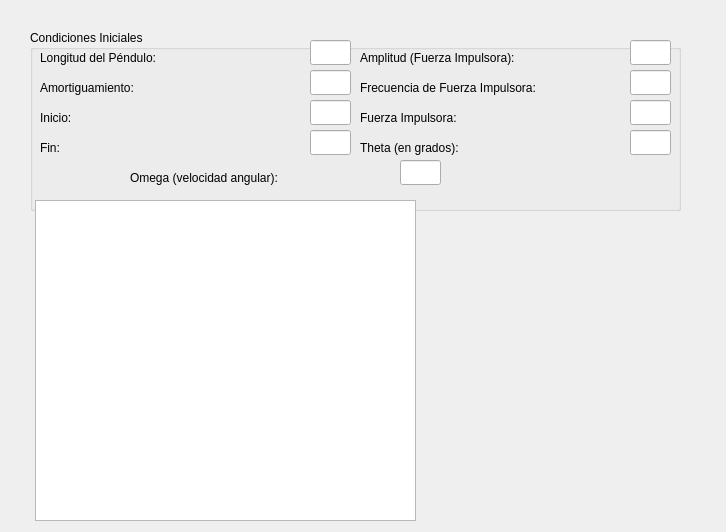
Before: the Qt Designer form DataInput.ui in Raimmaster/PendulumSimulator, drawn with Qt 5.
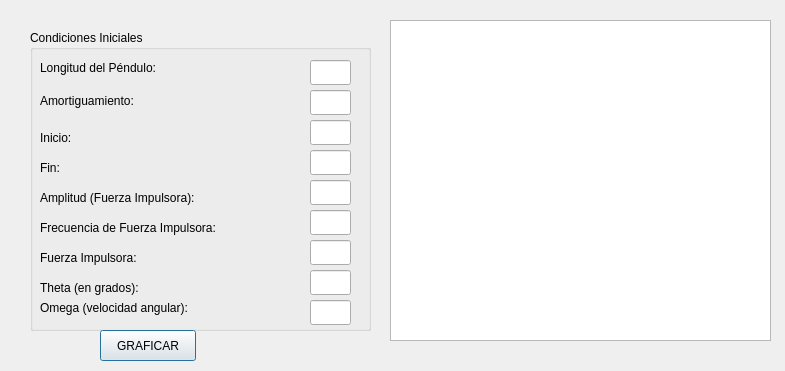
After: the same form once the commit is applied.

Commit message: Data Input

```diff
--- a/DataInput.ui
+++ b/DataInput.ui
@@ -6,8 +6,8 @@
    <rect>
     <x>0</x>
     <y>0</y>
-    <width>726</width>
-    <height>532</height>
+    <width>785</width>
+    <height>371</height>
    </rect>
   </property>
   <property name="windowTitle">
@@ -18,8 +18,8 @@
     <rect>
      <x>30</x>
      <y>30</y>
-     <width>651</width>
-     <height>181</height>
+     <width>341</width>
+     <height>301</height>
     </rect>
    </property>
    <property name="title">
@@ -29,7 +29,7 @@
     <property name="geometry">
      <rect>
       <x>10</x>
-      <y>20</y>
+      <y>30</y>
       <width>141</width>
       <height>16</height>
      </rect>
@@ -42,7 +42,7 @@
     <property name="geometry">
      <rect>
       <x>280</x>
-      <y>10</y>
+      <y>30</y>
       <width>41</width>
       <height>25</height>
      </rect>
@@ -52,9 +52,9 @@
     <property name="geometry">
      <rect>
       <x>10</x>
-      <y>50</y>
+      <y>60</y>
       <width>141</width>
-      <height>16</height>
+      <height>21</height>
      </rect>
     </property>
     <property name="text">
@@ -64,8 +64,8 @@
    <widget class="QLabel" name="label_3">
     <property name="geometry">
      <rect>
-      <x>330</x>
-      <y>20</y>
+      <x>10</x>
+      <y>160</y>
       <width>231</width>
       <height>16</height>
      </rect>
@@ -77,8 +77,8 @@
    <widget class="QLabel" name="label_4">
     <property name="geometry">
      <rect>
-      <x>330</x>
-      <y>50</y>
+      <x>10</x>
+      <y>190</y>
       <width>231</width>
       <height>16</height>
      </rect>
@@ -91,7 +91,7 @@
     <property name="geometry">
      <rect>
       <x>10</x>
-      <y>80</y>
+      <y>100</y>
       <width>231</width>
       <height>16</height>
      </rect>
@@ -104,7 +104,7 @@
     <property name="geometry">
      <rect>
       <x>10</x>
-      <y>110</y>
+      <y>130</y>
       <width>231</width>
       <height>16</height>
      </rect>
@@ -116,8 +116,8 @@
    <widget class="QLabel" name="label_7">
     <property name="geometry">
      <rect>
-      <x>330</x>
-      <y>80</y>
+      <x>10</x>
+      <y>220</y>
       <width>231</width>
       <height>16</height>
      </rect>
@@ -129,8 +129,8 @@
    <widget class="QLabel" name="label_8">
     <property name="geometry">
      <rect>
-      <x>330</x>
-      <y>110</y>
+      <x>10</x>
+      <y>250</y>
       <width>231</width>
       <height>16</height>
      </rect>
@@ -142,8 +142,8 @@
    <widget class="QLabel" name="label_9">
     <property name="geometry">
      <rect>
-      <x>100</x>
-      <y>140</y>
+      <x>10</x>
+      <y>270</y>
       <width>231</width>
       <height>16</height>
      </rect>
@@ -156,7 +156,7 @@
     <property name="geometry">
      <rect>
       <x>280</x>
-      <y>40</y>
+      <y>60</y>
       <width>41</width>
       <height>25</height>
      </rect>
@@ -165,8 +165,8 @@
    <widget class="QLineEdit" name="tAmplitud">
     <property name="geometry">
      <rect>
-      <x>600</x>
-      <y>10</y>
+      <x>280</x>
+      <y>150</y>
       <width>41</width>
       <height>25</height>
      </rect>
@@ -175,8 +175,8 @@
    <widget class="QLineEdit" name="tFrecuencia">
     <property name="geometry">
      <rect>
-      <x>600</x>
-      <y>40</y>
+      <x>280</x>
+      <y>180</y>
       <width>41</width>
       <height>25</height>
      </rect>
@@ -186,7 +186,7 @@
     <property name="geometry">
      <rect>
       <x>280</x>
-      <y>70</y>
+      <y>90</y>
       <width>41</width>
       <height>25</height>
      </rect>
@@ -196,7 +196,7 @@
     <property name="geometry">
      <rect>
       <x>280</x>
-      <y>100</y>
+      <y>120</y>
       <width>41</width>
       <height>25</height>
      </rect>
@@ -205,8 +205,8 @@
    <widget class="QLineEdit" name="tFuerza">
     <property name="geometry">
      <rect>
-      <x>600</x>
-      <y>70</y>
+      <x>280</x>
+      <y>210</y>
       <width>41</width>
       <height>25</height>
      </rect>
@@ -215,8 +215,8 @@
    <widget class="QLineEdit" name="tTheta">
     <property name="geometry">
      <rect>
-      <x>600</x>
-      <y>100</y>
+      <x>280</x>
+      <y>240</y>
       <width>41</width>
       <height>25</height>
      </rect>
@@ -225,8 +225,8 @@
    <widget class="QLineEdit" name="tOmega">
     <property name="geometry">
      <rect>
-      <x>370</x>
-      <y>130</y>
+      <x>280</x>
+      <y>270</y>
       <width>41</width>
       <height>25</height>
      </rect>
@@ -236,13 +236,26 @@
   <widget class="QGraphicsView" name="qgvAnimacion">
    <property name="geometry">
     <rect>
-     <x>35</x>
-     <y>200</y>
+     <x>390</x>
+     <y>20</y>
      <width>381</width>
      <height>321</height>
     </rect>
    </property>
   </widget>
+  <widget class="QPushButton" name="pushButton">
+   <property name="geometry">
+    <rect>
+     <x>100</x>
+     <y>330</y>
+     <width>96</width>
+     <height>31</height>
+    </rect>
+   </property>
+   <property name="text">
+    <string>GRAFICAR</string>
+   </property>
+  </widget>
  </widget>
  <resources/>
  <connections/>
```
The commit also changes 4 other files.
